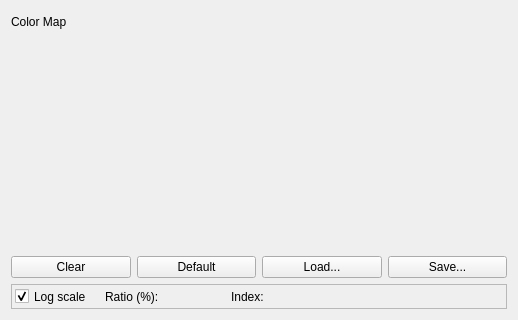
The window that apps/livreGUI/transferFunctionEditor/TransferFunctionEditor.ui (BlueBrain/Livre) describes before a commit, drawn with Qt 5; both pictures show x 0 to 518 and y 218 to 538 of the 518 by 538 pixel window.
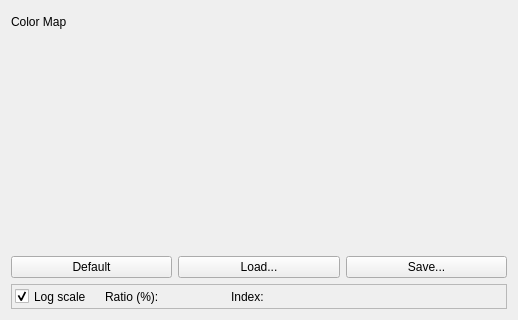
The same window after the commit.

Patch:
```diff
--- a/apps/livreGUI/transferFunctionEditor/TransferFunctionEditor.ui
+++ b/apps/livreGUI/transferFunctionEditor/TransferFunctionEditor.ui
@@ -20,13 +20,6 @@
    </item>
    <item row="1" column="0">
     <layout class="QHBoxLayout" name="horizontalLayout_3">
-     <item>
-      <widget class="QPushButton" name="clearButton">
-       <property name="text">
-        <string>Clear</string>
-       </property>
-      </widget>
-     </item>
      <item>
       <widget class="QPushButton" name="resetButton">
        <property name="text">
```
